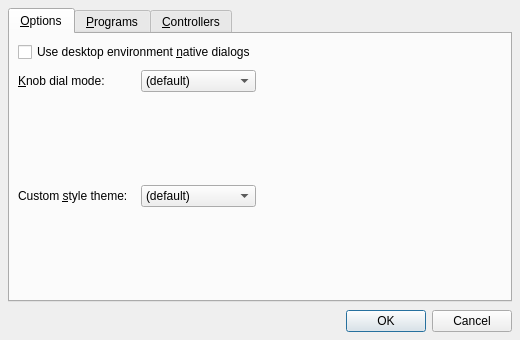
rncbc/synthv1, file src/synthv1widget_config.ui: the form before one commit.
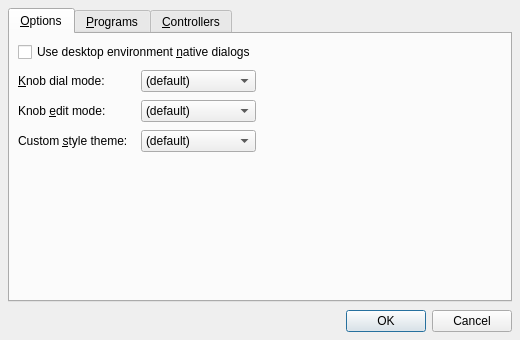
The form after the commit. Icons and pictures are not drawn. Custom widgets are drawn as their Qt base class.

Commit message: - A custom knob/spin-box behavioral option have been added:   Configure/Knob edit mode, as to avoid abrupt changes upon   editing values (still the default behavior) and only take   effect (Deferred) when enter is pressed or the spin-box   loses focus. (EXPERIMENTAL) - The main GUI has been partially revamped, after replacing   some rotary knob/dial combos with kinda more skeuomorphic   fake-LED radio-buttons or check-boxes. (EXPERIMENTAL)

Patch:
```diff
--- a/src/synthv1widget_config.ui
+++ b/src/synthv1widget_config.ui
@@ -95,7 +95,7 @@
          </item>
         </widget>
        </item>
-       <item row="1" column="2" colspan="2">
+       <item row="1" column="2" colspan="2" rowspan="3">
         <spacer>
          <property name="orientation">
           <enum>Qt::Horizontal</enum>
@@ -108,7 +108,37 @@
          </property>
         </spacer>
        </item>
-	   <item row="2" column="0">
+       <item row="2" column="0">
+        <widget class="QLabel" name="KnobEditModeTextLabel">
+         <property name="text">
+          <string>Knob &amp;edit mode:</string>
+         </property>
+         <property name="buddy">
+          <cstring>KnobEditModeComboBox</cstring>
+         </property>
+        </widget>
+       </item>
+       <item row="2" column="1">
+        <widget class="QComboBox" name="KnobEditModeComboBox">
+         <property name="toolTip">
+          <string>Knob edit mode</string>
+         </property>
+         <property name="editable">
+          <bool>false</bool>
+         </property>
+         <item>
+          <property name="text">
+           <string>(default)</string>
+          </property>
+         </item>
+         <item>
+          <property name="text">
+           <string>Deferred</string>
+          </property>
+         </item>
+        </widget>
+       </item>
+       <item row="3" column="0">
         <widget class="QLabel" name="CustomStyleThemeTextLabel">
          <property name="text">
           <string>Custom &amp;style theme:</string>
@@ -118,7 +148,7 @@
          </property>
         </widget>
        </item>
-       <item row="2" column="1">
+       <item row="3" column="1">
         <widget class="QComboBox" name="CustomStyleThemeComboBox">
          <property name="toolTip">
           <string>Custom widget style theme</string>
@@ -133,7 +163,7 @@
          </item>
         </widget>
        </item>
-       <item row="3" colspan="3">
+       <item row="4" colspan="3">
         <spacer>
          <property name="orientation">
           <enum>Qt::Vertical</enum>
```
Left out of the diff: 1 changed line with no effect on the pictures. The commit also changes 6 other files.
